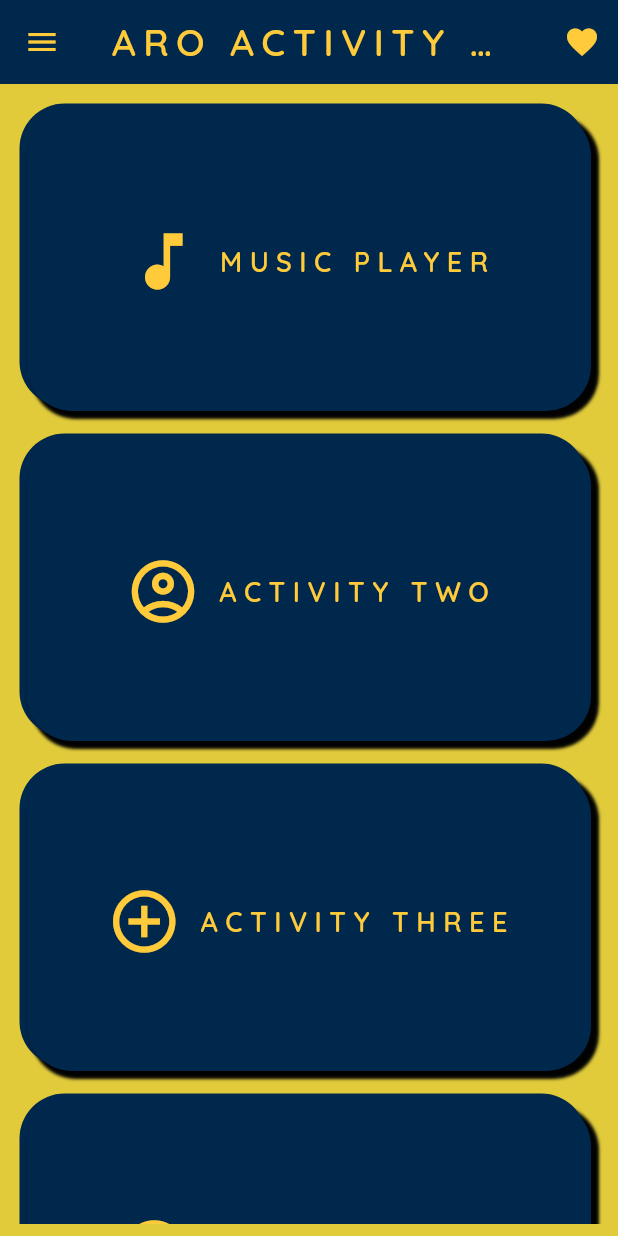
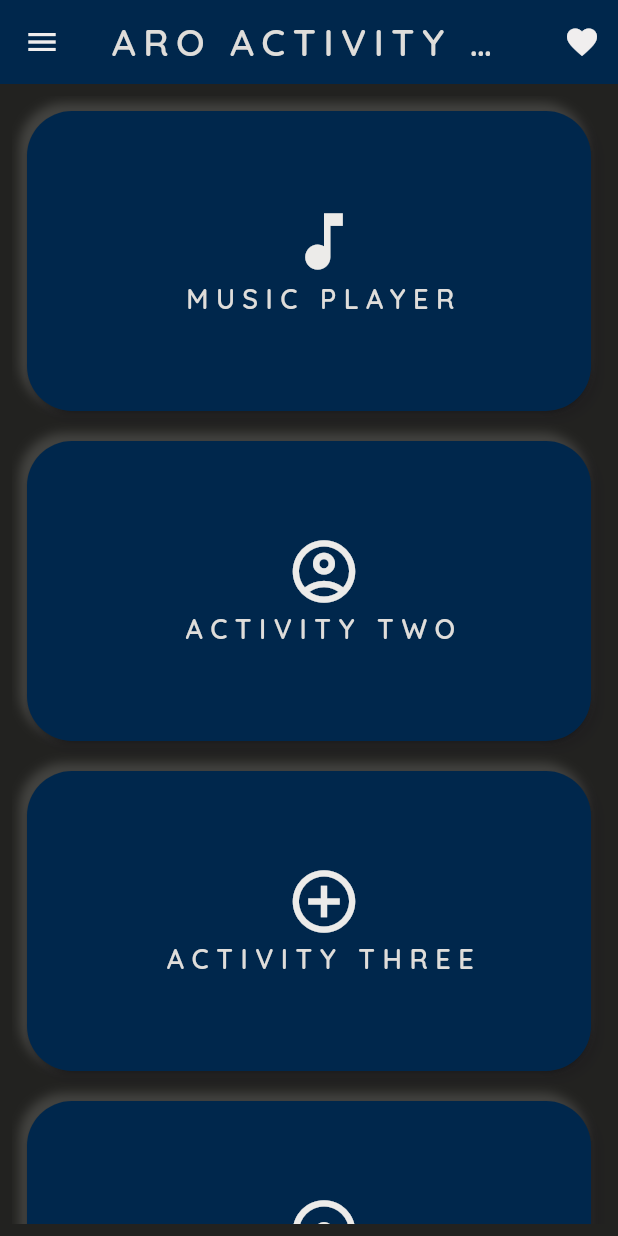
Before and after one commit to KyleAro/FlutterIntro, a Flutter app: the screen it shows after launch, on a phone screen of 412 x 824 dp. Run offline on Flutter 3.47's test engine with Material 3 defaults, Android fonts, the phone set to English and light mode, and no system bars; our stand-ins replace google_fonts.

Commit message:
Changed color and orientation of the text and icon so it conform and same with the desktop_body

```diff
--- a/lib/pages/activity1_page.dart
+++ b/lib/pages/activity1_page.dart
@@ -19,13 +19,13 @@ class ActivityPage extends StatelessWidget {
           title: Center(
             child: Text(
               'music player'.toUpperCase(),
-              style: getTitleTextStyle(context).copyWith(fontSize: 16,)
+              style: getTitleTextStyle(context).copyWith(fontSize: 25)
 
             ),
           ),
           leading: IconButton(
             icon: const Icon(Icons.arrow_back),
-            color: const Color.fromARGB(255, 255, 203, 59),
+            color: const Color.fromARGB(255, 240, 238, 238),
             onPressed: () {
               Navigator.pop(context);
             },
@@ -33,7 +33,7 @@ class ActivityPage extends StatelessWidget {
           actions: [
             IconButton(
               icon: const Icon(Icons.favorite),
-              color: const Color.fromARGB(255, 255, 203, 59),
+              color: const Color.fromARGB(255, 240, 238, 238),
               onPressed: () {
                 // Handle favorite button press
               },
--- a/lib/responsive/mobile_body.dart
+++ b/lib/responsive/mobile_body.dart
@@ -13,7 +13,6 @@ class MyMobileBody extends StatelessWidget {
     return Scaffold(
       backgroundColor: scaffoldBackgroundColor,
 
-      // APP BAR FOR MOBILE
       appBar: AppBar(
         backgroundColor: customAppBarTheme.backgroundColor,
         title: Center(
@@ -24,7 +23,7 @@ class MyMobileBody extends StatelessWidget {
         ),
         leading: IconButton(
           icon: const Icon(Icons.menu),
-          color: const Color.fromARGB(255, 255, 203, 59),
+          color: const Color.fromARGB(255, 240, 238, 238),
           onPressed: () {
             // Handle menu button press
           },
@@ -32,7 +31,7 @@ class MyMobileBody extends StatelessWidget {
         actions: [
           IconButton(
             icon: const Icon(Icons.favorite),
-            color: const Color.fromARGB(255, 255, 203, 59),
+            color: const Color.fromARGB(255, 240, 238, 238),
             onPressed: () {
               // Handle favorite button press
             },
@@ -87,15 +86,15 @@ Widget buttons(BuildContext context, IconData icon, String label, Widget page) {
     decoration: BoxDecoration(
       boxShadow: [
         BoxShadow(
-          color: const Color.fromARGB(138, 2, 2, 2).withOpacity(1),
+          color: const Color.fromARGB(255, 31, 30, 31).withOpacity(1),
           spreadRadius: 1,
-          blurRadius: 1,
+          blurRadius: 5,
           offset: const Offset(4, 4),
         ),
         const BoxShadow(
-          color: Color.fromARGB(255, 0, 39, 76),
+          color: Color.fromARGB(74, 148, 148, 143),
           spreadRadius: 1,
-
+          blurRadius: 5,
           offset: Offset(-4, -4),
         ),
       ],
@@ -107,7 +106,7 @@ Widget buttons(BuildContext context, IconData icon, String label, Widget page) {
         shape: RoundedRectangleBorder(
           borderRadius: BorderRadius.circular(30.0),
         ),
-        padding: const EdgeInsets.symmetric(horizontal: 16.0),
+        padding: const EdgeInsets.symmetric(vertical: 24.0),
       ),
       onPressed: () {
         Navigator.push(
@@ -115,26 +114,31 @@ Widget buttons(BuildContext context, IconData icon, String label, Widget page) {
           MaterialPageRoute(builder: (_) => page),
         );
       },
-
-      // Aligns the icon and text to the center
-      child: Row(
-        mainAxisAlignment: MainAxisAlignment.center, // Centers the children
-        crossAxisAlignment: CrossAxisAlignment.center,
+      child: Center(
+        child: Column(
+          mainAxisSize: MainAxisSize.min,
           children: [
-          Icon(
+            Transform.translate(
+              offset: const Offset(10.0, 0),
+              child: Icon(
                 icon,
                 size: iconSize,
-            color: const Color.fromARGB(255, 255, 203, 59),
+                color: const Color.fromARGB(255, 236, 235, 233),
               ),
-          SizedBox(width: 10), // Adds spacing between icon and text
-          Text(
-            label.toUpperCase(),
+            ),
+           Transform.translate(
+              offset: const Offset(10,0),
+              child: Text(
+                label,
                 style: getTitleTextStylez(context).copyWith(
                   fontSize: fontSize,
                 ),
-            textAlign: TextAlign.center, // Ensures text is centered
+                textAlign: TextAlign.center,
               ),
+            ),
+
           ],
+        ),
       ),
     ),
   );
--- a/lib/styles/homepage_style.dart
+++ b/lib/styles/homepage_style.dart
@@ -15,13 +15,13 @@ AppBarTheme customAppBarTheme = AppBarTheme(
   titleTextStyle: titleTextStyle,
 );
 
-Color scaffoldBackgroundColor =  const Color.fromARGB(255, 225, 203, 59);
+Color scaffoldBackgroundColor =  const Color.fromARGB(255, 34, 34, 32);
 
 
 TextStyle getTitleTextStylez(BuildContext context) {
   return GoogleFonts.quicksand(
     fontWeight: FontWeight.w600,
-    color: const Color.fromARGB(255, 255, 203, 59),
+    color: const Color.fromARGB(255, 223, 221, 218),
     letterSpacing: 5.0,
 
   );
--- a/lib/styles/musicplayer_style.dart
+++ b/lib/styles/musicplayer_style.dart
@@ -12,21 +12,21 @@ AppBarTheme customAppBarTheme = AppBarTheme(
 
 
 
-Color scaffoldBackgroundColor =  const Color.fromARGB(255, 255, 203, 59);
+Color scaffoldBackgroundColor =  const Color.fromARGB(255, 34, 34, 32);
 
 
 
 TextStyle titleTextStyle = TextStyle(
   fontSize: 50,
 
-  color: Colors.black,
+  color: const Color.fromARGB(255, 240, 238, 238),
 );
 
 
 TextStyle getTitleTextStyle(BuildContext context) {
   return GoogleFonts.quicksand(
     fontWeight: FontWeight.w600,
-    color: const Color.fromARGB(255, 255, 203, 59),
+    color: const Color.fromARGB(255, 238, 237, 233),
     letterSpacing: 10.0,
 
   );
```
Also changed, not shown: lib/responsive/desktop_body.dart (+23 -16 lines). Lines whose indentation alone changed are shown as unchanged.
